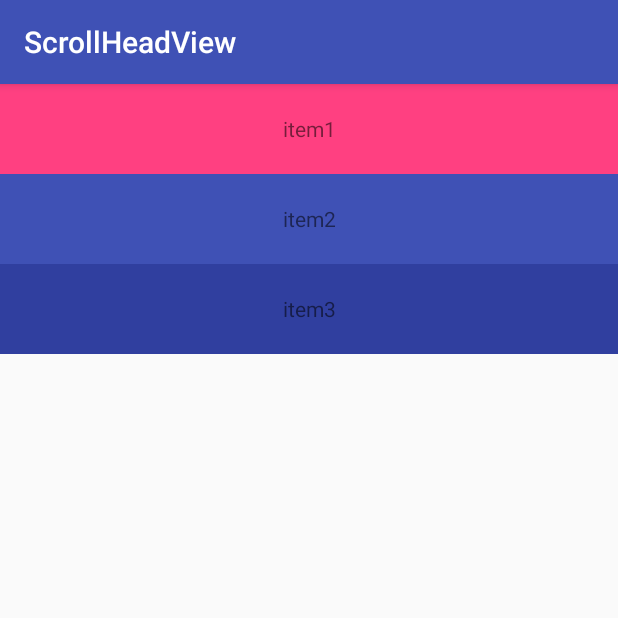
After one commit to SwastikaFHF/scrollHeadView, an Android app: the WheelViewActivity screen opened directly, with no data from a screen before it, on a phone screen of 412 x 824 dp, the top half of it. The commit adds this screen. Run offline under Robolectric (Android 15) with nearby library versions, the light colour scheme and no system bars.

Commit message:
添加旋环播放的view

```diff
--- a/app/src/main/AndroidManifest.xml
+++ b/app/src/main/AndroidManifest.xml
@@ -33,6 +33,8 @@
         <activity android:name=".youtube.YoutubeActivity"></activity>
         <activity android:name=".edgeeffect.EffectActivity"></activity>
         <activity android:name=".progressbar.ProgressbarActivity"></activity>
+        <activity android:name=".path.PathActivity"></activity>
+        <activity android:name=".wheelview.WheelViewActivity"></activity>
     </application>
 
 </manifest>
--- /dev/null
+++ b/app/src/main/java/com/aitangba/scrollheadview/wheelview/WheelView.java
@@ -0,0 +1,178 @@
+package com.aitangba.scrollheadview.wheelview;
+
+import android.content.Context;
+import android.os.Handler;
+import android.os.Message;
+import android.util.AttributeSet;
+import android.view.GestureDetector;
+import android.view.MotionEvent;
+import android.view.View;
+import android.view.ViewGroup;
+import android.widget.Scroller;
+import android.widget.TextView;
+
+import java.util.List;
+
+/**
+ * Created by fhf11991 on 2016/3/28.
+ */
+public class WheelView extends ViewGroup {
+
+    private static final String TAG = "WheelView";
+
+    private int ITEM_HEIGHT_DEFAULT = 200;
+    private int mItemHeight;
+    private Scroller mScroller;
+    private List<String> mList;
+
+    public void setList(List<String> list) {
+        mList = list;
+    }
+
+    public WheelView(Context context) {
+        this(context, null);
+    }
+
+    public WheelView(Context context, AttributeSet attrs) {
+        this(context, attrs, 0);
+    }
+    private GestureDetector mGestureDetector;
+
+    public WheelView(Context context, AttributeSet attrs, int defStyleAttr) {
+        super(context, attrs, defStyleAttr);
+        mGestureDetector = new GestureDetector(context, new CustomGestureListener());
+        mScroller = new Scroller(context);
+    }
+
+    @Override
+    protected void onMeasure(int widthMeasureSpec, int heightMeasureSpec) {
+
+        int widthSize = MeasureSpec.getSize(widthMeasureSpec);
+        int widthMode = MeasureSpec.getMode(widthMeasureSpec);
+        int heightSize = MeasureSpec.getSize(heightMeasureSpec);
+        int heightMode = MeasureSpec.getMode(heightMeasureSpec);
+
+        measureChildren(widthMeasureSpec, heightMeasureSpec);
+
+        mItemHeight = ITEM_HEIGHT_DEFAULT;
+        if(getChildCount() > 0) {
+            View child = getChildAt(0);
+            mItemHeight = child.getMeasuredHeight();
+        }
+        setMeasuredDimension(widthSize, mItemHeight * 3);
+    }
+
+    private int mOffset;
+    private int mDataOffset;
+
+    @Override
+    protected void onLayout(boolean changed, int l, int t, int r, int b) {
+        final int height = getMeasuredHeight();
+        final int itemHeight = mItemHeight;
+        final int count = getChildCount();
+        final int totalHeight = count * itemHeight;
+        int viewCycleCount = mDataOffset / (count - 1) * itemHeight;
+
+        int tempViewTop = mOffset;
+        for(int i = 0  ; i < getChildCount() ; i ++) {
+            View child = getChildAt(i);
+            if(tempViewTop >= height) { // 向下
+                tempViewTop = tempViewTop - totalHeight;
+                viewCycleCount = viewCycleCount - 1;
+            } else if(tempViewTop <= -itemHeight) {  //向上
+                tempViewTop = tempViewTop + totalHeight;
+                viewCycleCount = viewCycleCount + 1;
+            }
+            child.layout(l, tempViewTop, r, tempViewTop + itemHeight);
+            int position = viewCycleCount * (count - 1) + i % count;
+            setViewData(child, position);
+
+            tempViewTop += itemHeight;
+
+        }
+    }
+
+    private void setViewData(View child, int position) {
+        if(child instanceof TextView) {
+            TextView textView = (TextView) child;
+//            textView.setText(mList.get(position));
+        }
+    }
+
+    private void doScroll(int delta) {
+        final int itemHeight = mItemHeight;
+        final int count = getChildCount();
+        final int totalHeight = count * itemHeight;
+        final int listTotalHeight = mList.size() * itemHeight;
+
+        mOffset = (mOffset + delta) % totalHeight;
+        mDataOffset = (mDataOffset + delta) % listTotalHeight;
+        requestLayout();
+    }
+
+    @Override
+    public boolean dispatchTouchEvent(MotionEvent ev) {
+        int action = ev.getAction() & MotionEvent.ACTION_MASK;
+        if(action == MotionEvent.ACTION_CANCEL || action == MotionEvent.ACTION_OUTSIDE) {
+            return false;
+        }
+        return mGestureDetector.onTouchEvent(ev) || super.dispatchTouchEvent(ev);
+    }
+
+    @Override
+    public void computeScroll() {
+        super.computeScroll();
+        doFling();
+    }
+
+    private void doFling() {
+        animationHandler.sendEmptyMessage(MESSAGE_FLING);
+    }
+    private static final int MESSAGE_FLING = 1;
+
+    private Handler animationHandler = new Handler() {
+        public void handleMessage(Message msg) {
+            switch (msg.what) {
+                case MESSAGE_FLING:
+                    if(!mScroller.computeScrollOffset()) {
+                        return;
+                    }
+                    int currY = mScroller.getCurrY();
+                    int delta = lastScrollY - currY;
+                    lastScrollY = currY;
+                    if (delta != 0) {
+                        doScroll(delta);
+                    }
+                    break;
+                default:break;
+            }
+        }
+    };
+
+    private boolean mIsCyclic = true;
+    private int lastScrollY = 0;
+
+    private class CustomGestureListener extends GestureDetector.SimpleOnGestureListener {
+
+        @Override
+        public boolean onDown(MotionEvent e) {
+            return true;
+        }
+
+        @Override
+        public boolean onScroll(MotionEvent e1, MotionEvent e2, float distanceX, float distanceY) {
+            doScroll((int) -distanceY);
+            return true;
+        }
+
+        @Override
+        public boolean onFling(MotionEvent e1, MotionEvent e2, float velocityX, float velocityY) {
+            int maxY = mIsCyclic ? 0x7FFFFFFF : getChildCount() * mItemHeight;
+            int minY = mIsCyclic ? -maxY : 0;
+            lastScrollY = 0;
+            mScroller.fling(0, lastScrollY, 0, (int) -velocityY / 2, 0, 0, minY, maxY);
+            WheelView.this.doFling();
+            return true;
+        }
+    }
+}
--- /dev/null
+++ b/app/src/main/java/com/aitangba/scrollheadview/wheelview/WheelViewActivity.java
@@ -0,0 +1,33 @@
+package com.aitangba.scrollheadview.wheelview;
+
+import android.os.Bundle;
+import android.support.annotation.Nullable;
+import android.support.v7.app.AppCompatActivity;
+
+import com.aitangba.scrollheadview.R;
+
+import java.util.ArrayList;
+import java.util.List;
+
+/**
+ * Created by fhf11991 on 2016/9/27.
+ */
+
+public class WheelViewActivity extends AppCompatActivity {
+
+    @Override
+    protected void onCreate(@Nullable Bundle savedInstanceState) {
+        super.onCreate(savedInstanceState);
+        setContentView(R.layout.activity_wheel_view);
+        WheelView wheelView = (WheelView) findViewById(R.id.view_wheel);
+        wheelView.setList(getDate(10));
+    }
+
+    private List<String> getDate(int size) {
+        List<String> list = new ArrayList<>();
+        for(int i = 0 ; i < size ; i++) {
+            list.add("数据" + i);
+        }
+        return list;
+    }
+}
--- /dev/null
+++ b/app/src/main/res/layout/activity_wheel_view.xml
@@ -0,0 +1,41 @@
+<?xml version="1.0" encoding="utf-8"?>
+<LinearLayout xmlns:android="http://schemas.android.com/apk/res/android"
+              android:orientation="vertical"
+              android:layout_width="match_parent"
+              android:layout_height="match_parent">
+
+    <com.aitangba.scrollheadview.wheelview.WheelView
+        android:id="@+id/view_wheel"
+        android:layout_width="match_parent"
+        android:layout_height="wrap_content">
+
+
+        <TextView
+            android:layout_width="match_parent"
+            android:layout_height="60dp"
+            android:gravity="center"
+            android:background="@color/colorAccent"
+            android:text="item1"/>
+
+        <TextView
+            android:layout_width="match_parent"
+            android:layout_height="60dp"
+            android:gravity="center"
+            android:background="@color/colorPrimary"
+            android:text="item2"/>
+
+        <TextView
+            android:layout_width="match_parent"
+            android:layout_height="60dp"
+            android:gravity="center"
+            android:background="@color/colorPrimaryDark"
+            android:text="item3"/>
+
+        <TextView
+            android:layout_width="match_parent"
+            android:layout_height="60dp"
+            android:gravity="center"
+            android:text="替换"/>
+    </com.aitangba.scrollheadview.wheelview.WheelView>
+
+</LinearLayout>
```
Also changed, not shown: app/src/main/java/com/aitangba/scrollheadview/MainActivity.java (+8 -0 lines), app/src/main/java/com/aitangba/scrollheadview/path/PathActivity.java (added, +20 -0 lines), app/src/main/java/com/aitangba/scrollheadview/path/PathView.java (added, +51 -0 lines), app/src/main/res/layout/activity_main.xml (+10 -0 lines), app/src/main/res/layout/activity_path.xml (added, +10 -0 lines).
